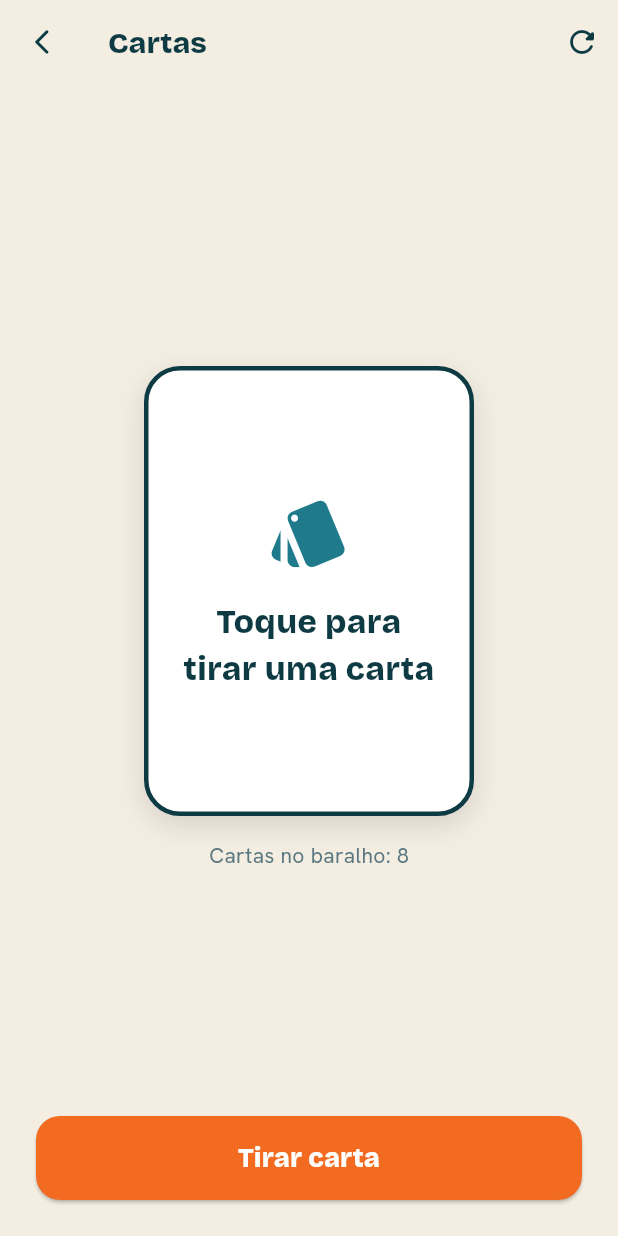
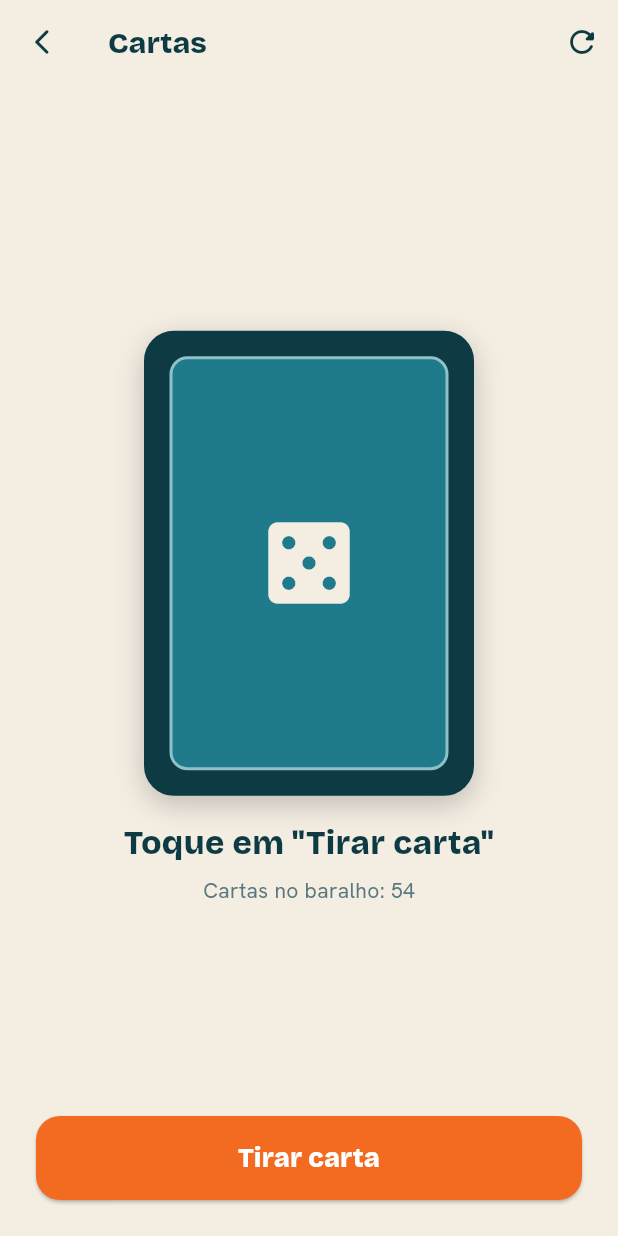
Before and after one commit to feitolabs/Sorte-Feita, a Flutter app: the CardsScreen screen opened directly, after a tap on "Tirar carta", after a tap on the "refresh" icon, on a phone screen of 412 x 824 dp. Run offline on Flutter 3.47's test engine with Material 3 defaults, Android fonts, the phone set to English and light mode, and no system bars; our stand-ins replace flutter_svg, google_fonts, share_plus, shared_preferences; accounts and stored records are empty; project files that could hold a hidden picture were left out.

Commit message:
feat: full 54-card deck with card drawing; start with empty history and cap at 200 entries
Co-Authored-By: Claude Sonnet 5.5 <noreply@anthropic.com>

```diff
--- a/frontend/lib/core/storage/local_storage_service.dart
+++ b/frontend/lib/core/storage/local_storage_service.dart
@@ -57,30 +57,20 @@ class LocalStorageService extends ChangeNotifier {
         _history = [];
       }
     } else {
-      // Default seed history for first run
-      _history = [
-        HistoryEntry(
-          type: 'wheel',
-          title: 'O que comer hoje',
-          summary: 'Roleta · 6 opções · ontem',
-          createdAt: DateTime.now().subtract(const Duration(days: 1)),
-          configSnapshot: WheelModel.defaultFoodWheel().toJson(),
-          result: 'Hambúrguer',
-        ),
-        HistoryEntry(
-          type: 'name_draw',
-          title: 'Turma 7B · apresentação',
-          summary: 'Nomes · 28 participantes · seg.',
-          createdAt: DateTime.now().subtract(const Duration(days: 2)),
-          configSnapshot: {
-            'winners_count': 3,
-            'alternates_count': 2,
-            'participants': ['Ana', 'Bruno', 'Carla', 'Diego']
-          },
-          result: ['Gabriela', 'Diego', 'Ana Beatriz'],
-        ),
-      ];
-      _saveHistory();
+      // Primeira abertura: começa sem histórico (sem dados de exemplo).
+      _history = [];
+    }
+  }
+
+  static const int _maxHistory = 200;
+
+  /// Mantém no máximo [_maxHistory] itens, removendo os mais antigos
+  /// que não são favoritos.
+  void _trimHistory() {
+    var i = _history.length - 1;
+    while (_history.length > _maxHistory && i >= 0) {
+      if (!_history[i].isFavorite) _history.removeAt(i);
+      i--;
     }
   }
 
@@ -116,6 +106,7 @@ class LocalStorageService extends ChangeNotifier {
   // --- History actions ---
   Future<void> addHistoryEntry(HistoryEntry entry) async {
     _history.insert(0, entry);
+    _trimHistory();
     await _saveHistory();
     notifyListeners();
   }
--- a/frontend/lib/screens/cards_screen.dart
+++ b/frontend/lib/screens/cards_screen.dart
@@ -2,6 +2,45 @@ import 'package:flutter/material.dart';
 import 'package:google_fonts/google_fonts.dart';
 import '../core/theme/app_colors.dart';
 import '../core/random/crypto_random.dart';
+
+/// Naipes: símbolo, nome em português e se é vermelho.
+enum Suit {
+  espadas('♠︎', 'Espadas', false),
+  copas('♥︎', 'Copas', true),
+  ouros('♦︎', 'Ouros', true),
+  paus('♣︎', 'Paus', false);
+
+  final String symbol;
+  final String label;
+  final bool red;
+  const Suit(this.symbol, this.label, this.red);
+}
+
+class PlayingCard {
+  /// 'A', '2'..'10', 'J', 'Q', 'K' ou 'JOKER'.
+  final String rank;
+  final Suit? suit;
+
+  const PlayingCard(this.rank, this.suit);
+
+  bool get isJoker => suit == null;
+
+  String get name {
+    if (isJoker) return 'Coringa';
+    const names = {'A': 'Ás', 'J': 'Valete', 'Q': 'Dama', 'K': 'Rei'};
+    return '${names[rank] ?? rank} de ${suit!.label}';
+  }
+}
+
+/// Baralho completo: 52 cartas + 2 coringas.
+List<PlayingCard> buildDeck({bool jokers = true}) {
+  const ranks = ['A', '2', '3', '4', '5', '6', '7', '8', '9', '10', 'J', 'Q', 'K'];
+  return [
+    for (final s in Suit.values)
+      for (final r in ranks) PlayingCard(r, s),
+    if (jokers) ...const [PlayingCard('JOKER', null), PlayingCard('JOKER', null)],
+  ];
+}
 
 class CardsScreen extends StatefulWidget {
   const CardsScreen({super.key});
@@ -11,24 +50,20 @@ class CardsScreen extends StatefulWidget {
 }
 
 class _CardsScreenState extends State<CardsScreen> {
-  static const List<String> defaultDeck = [
-    'Ás de Copas', 'Rei de Espadas', 'Dama de Ouros', 'Valete de Paus',
-    '10 de Copas', '7 de Ouros', 'Ás de Espadas', 'Coringa'
-  ];
-
-  late List<String> _deck;
-  String? _drawnCard;
+  late List<PlayingCard> _deck;
+  PlayingCard? _drawnCard;
+  final List<PlayingCard> _history = [];
 
   @override
   void initState() {
     super.initState();
-    _deck = List.from(defaultDeck);
+    _deck = buildDeck();
   }
 
   void _drawCard() {
     if (_deck.isEmpty) {
       ScaffoldMessenger.of(context).showSnackBar(
-        const SnackBar(content: Text('O baralho acabou! Reinicie as cartas.')),
+        const SnackBar(content: Text('O baralho acabou! Embaralhe de novo.')),
       );
       return;
     }
@@ -36,13 +71,15 @@ class _CardsScreenState extends State<CardsScreen> {
     final idx = CryptoRandom.randInt(0, _deck.length - 1);
     setState(() {
       _drawnCard = _deck.removeAt(idx);
+      _history.insert(0, _drawnCard!);
     });
   }
 
   void _reset() {
     setState(() {
-      _deck = List.from(defaultDeck);
+      _deck = buildDeck();
       _drawnCard = null;
+      _history.clear();
     });
   }
 
@@ -56,36 +93,33 @@ class _CardsScreenState extends State<CardsScreen> {
           onPressed: () => Navigator.pop(context),
         ),
         actions: [
-          IconButton(icon: const Icon(Icons.refresh_rounded), tooltip: 'Embaralhar de novo', onPressed: _reset),
+          IconButton(
+            icon: const Icon(Icons.refresh_rounded),
+            tooltip: 'Embaralhar de novo',
+            onPressed: _reset,
+          ),
         ],
       ),
       body: SafeArea(
         child: Padding(
           padding: const EdgeInsets.all(24),
           child: Column(
-            mainAxisAlignment: MainAxisAlignment.center,
             children: [
               const Spacer(),
-              Container(
-                width: 220,
-                height: 300,
-                decoration: BoxDecoration(
-                  color: Colors.white,
-                  borderRadius: BorderRadius.circular(24),
-                  border: Border.all(color: AppColors.petroleo, width: 3),
-                  boxShadow: const [
-                    BoxShadow(color: Color(0x1F000000), blurRadius: 16, offset: Offset(0, 6)),
-                  ],
+              AnimatedSwitcher(
+                duration: const Duration(milliseconds: 350),
+                transitionBuilder: (child, anim) => ScaleTransition(
+                  scale: CurvedAnimation(parent: anim, curve: Curves.easeOutBack),
+                  child: FadeTransition(opacity: anim, child: child),
                 ),
-                alignment: Alignment.center,
-                padding: const EdgeInsets.all(20),
-                child: Column(
-                  mainAxisAlignment: MainAxisAlignment.center,
-                  children: [
-                    const Icon(Icons.style_rounded, size: 56, color: AppColors.azulRio),
+                child: _CardFace(
+                  key: ValueKey(_drawnCard == null ? 'back' : '${_history.length}'),
+                  card: _drawnCard,
+                ),
+              ),
               const SizedBox(height: 16),
               Text(
-                      _drawnCard ?? 'Toque para tirar uma carta',
+                _drawnCard?.name ?? 'Toque em "Tirar carta"',
                 textAlign: TextAlign.center,
                 style: GoogleFonts.bricolageGrotesque(
                   fontSize: 22,
@@ -93,22 +127,51 @@ class _CardsScreenState extends State<CardsScreen> {
                   color: AppColors.petroleo,
                 ),
               ),
-                  ],
-                ),
-              ),
-              const SizedBox(height: 16),
+              const SizedBox(height: 6),
               Text(
                 'Cartas no baralho: ${_deck.length}',
                 style: GoogleFonts.hankenGrotesk(fontSize: 14, color: AppColors.textSecondaryLight),
               ),
+              if (_history.length > 1) ...[
+                const SizedBox(height: 12),
+                SizedBox(
+                  height: 28,
+                  child: ListView.separated(
+                    scrollDirection: Axis.horizontal,
+                    shrinkWrap: true,
+                    itemCount: _history.length - 1,
+                    separatorBuilder: (_, __) => const SizedBox(width: 8),
+                    itemBuilder: (_, i) {
+                      final c = _history[i + 1];
+                      return Center(
+                        child: Text(
+                          c.isJoker ? 'C★' : '${c.rank}${c.suit!.symbol}',
+                          style: GoogleFonts.hankenGrotesk(
+                            fontSize: 16,
+                            fontWeight: FontWeight.w700,
+                            color: c.isJoker || c.suit!.red ? AppColors.brasa : AppColors.petroleo,
+                          ),
+                        ),
+                      );
+                    },
+                  ),
+                ),
+              ],
               const Spacer(),
               SizedBox(
                 width: double.infinity,
                 height: 56,
                 child: ElevatedButton(
-                  style: ElevatedButton.styleFrom(backgroundColor: AppColors.brasa, foregroundColor: Colors.white, shape: RoundedRectangleBorder(borderRadius: BorderRadius.circular(16))),
+                  style: ElevatedButton.styleFrom(
+                    backgroundColor: AppColors.brasa,
+                    foregroundColor: Colors.white,
+                    shape: RoundedRectangleBorder(borderRadius: BorderRadius.circular(16)),
+                  ),
                   onPressed: _drawCard,
-                  child: Text('Tirar carta', style: GoogleFonts.bricolageGrotesque(fontSize: 18, fontWeight: FontWeight.w800)),
+                  child: Text(
+                    'Tirar carta',
+                    style: GoogleFonts.bricolageGrotesque(fontSize: 18, fontWeight: FontWeight.w800),
+                  ),
                 ),
               ),
             ],
@@ -118,3 +181,92 @@ class _CardsScreenState extends State<CardsScreen> {
     );
   }
 }
+
+/// Desenho da carta: frente (valor + naipe nos cantos e naipe grande no centro)
+/// ou verso (quando ainda não saiu nenhuma carta).
+class _CardFace extends StatelessWidget {
+  final PlayingCard? card;
+  const _CardFace({super.key, required this.card});
+
+  @override
+  Widget build(BuildContext context) {
+    final c = card;
+    return Semantics(
+      label: c == null ? 'Baralho virado para baixo' : c.name,
+      child: Container(
+        width: 220,
+        height: 310,
+        decoration: BoxDecoration(
+          color: c == null ? AppColors.petroleo : Colors.white,
+          borderRadius: BorderRadius.circular(20),
+          border: Border.all(color: AppColors.petroleo, width: 3),
+          boxShadow: const [
+            BoxShadow(color: Color(0x33000000), blurRadius: 16, offset: Offset(0, 6)),
+          ],
+        ),
+        child: c == null ? _back() : _front(c),
+      ),
+    );
+  }
+
+  Widget _back() {
+    return Padding(
+      padding: const EdgeInsets.all(14),
+      child: DecoratedBox(
+        decoration: BoxDecoration(
+          borderRadius: BorderRadius.circular(12),
+          border: Border.all(color: AppColors.nevoa, width: 2),
+          color: AppColors.azulRio,
+        ),
+        child: const Center(
+          child: Icon(Icons.casino_rounded, size: 72, color: AppColors.areia),
+        ),
+      ),
+    );
+  }
+
+  Widget _front(PlayingCard c) {
+    if (c.isJoker) {
+      return Stack(
+        children: [
+          Positioned(top: 12, left: 14, child: _corner('★', 'C', AppColors.brasa)),
+          const Center(child: Icon(Icons.star_rounded, size: 110, color: AppColors.brasa)),
+          Positioned(
+            bottom: 12,
+            right: 14,
+            child: Transform.rotate(angle: 3.14159, child: _corner('★', 'C', AppColors.brasa)),
+          ),
+        ],
+      );
+    }
+    final color = c.suit!.red ? AppColors.brasa : AppColors.petroleo;
+    return Stack(
+      children: [
+        Positioned(top: 12, left: 14, child: _corner(c.suit!.symbol, c.rank, color)),
+        Center(
+          child: Text(
+            c.suit!.symbol,
+            style: TextStyle(fontSize: 120, color: color, height: 1),
+          ),
+        ),
+        Positioned(
+          bottom: 12,
+          right: 14,
+          child: Transform.rotate(angle: 3.14159, child: _corner(c.suit!.symbol, c.rank, color)),
+        ),
+      ],
+    );
+  }
+
+  Widget _corner(String symbol, String rank, Color color) {
+    return Column(
+      children: [
+        Text(
+          rank,
+          style: GoogleFonts.bricolageGrotesque(fontSize: 30, fontWeight: FontWeight.w800, color: color, height: 1),
+        ),
+        Text(symbol, style: TextStyle(fontSize: 26, color: color, height: 1.1)),
+      ],
+    );
+  }
+}
--- a/frontend/lib/screens/pairs_screen.dart
+++ b/frontend/lib/screens/pairs_screen.dart
@@ -1,6 +1,5 @@
 import 'package:flutter/material.dart';
 import 'package:google_fonts/google_fonts.dart';
-import 'package:share_plus/share_plus.dart';
 import '../core/theme/app_colors.dart';
 import '../core/random/crypto_random.dart';
 import '../core/storage/local_storage_service.dart';
```
Also changed, not shown: 1 other file. Lines whose indentation alone changed are shown as unchanged.
